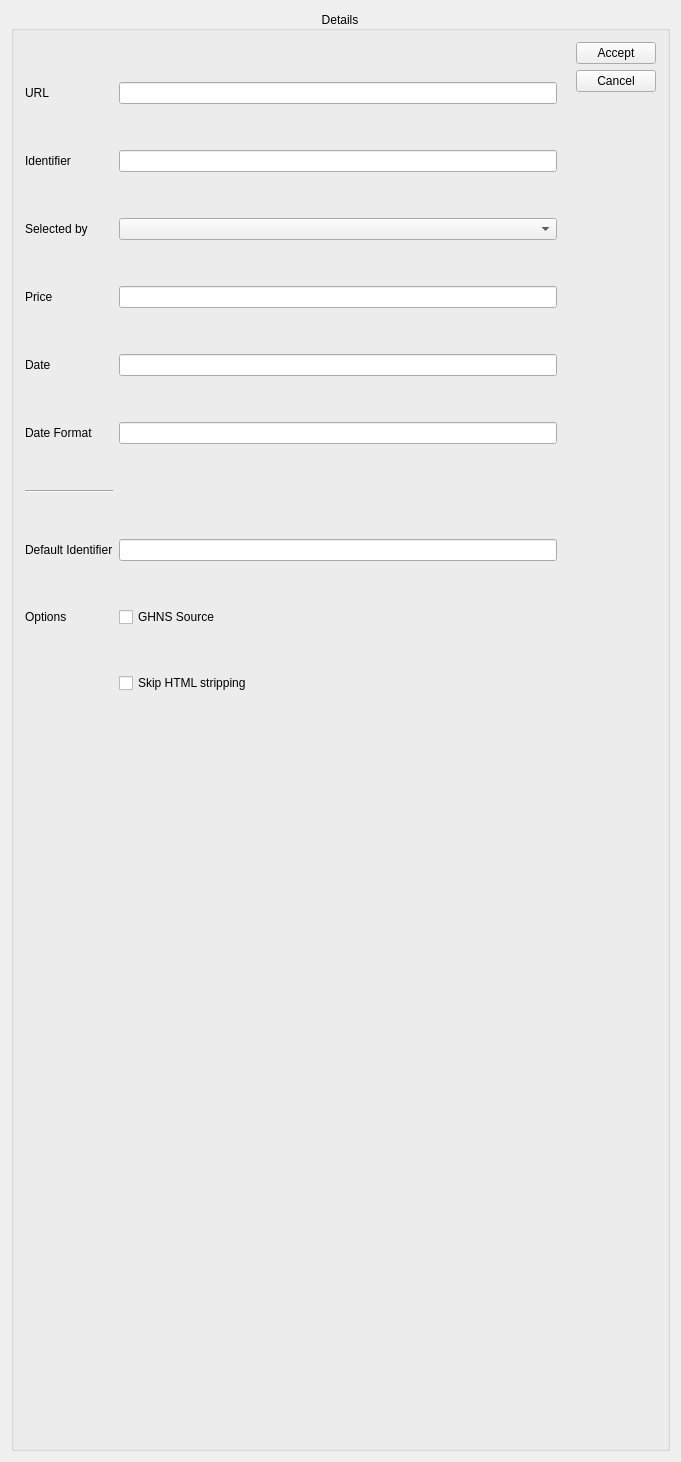
First picture: the form in src/alkonlinequotedetails.ui, repository KDE/alkimia, before the edit.
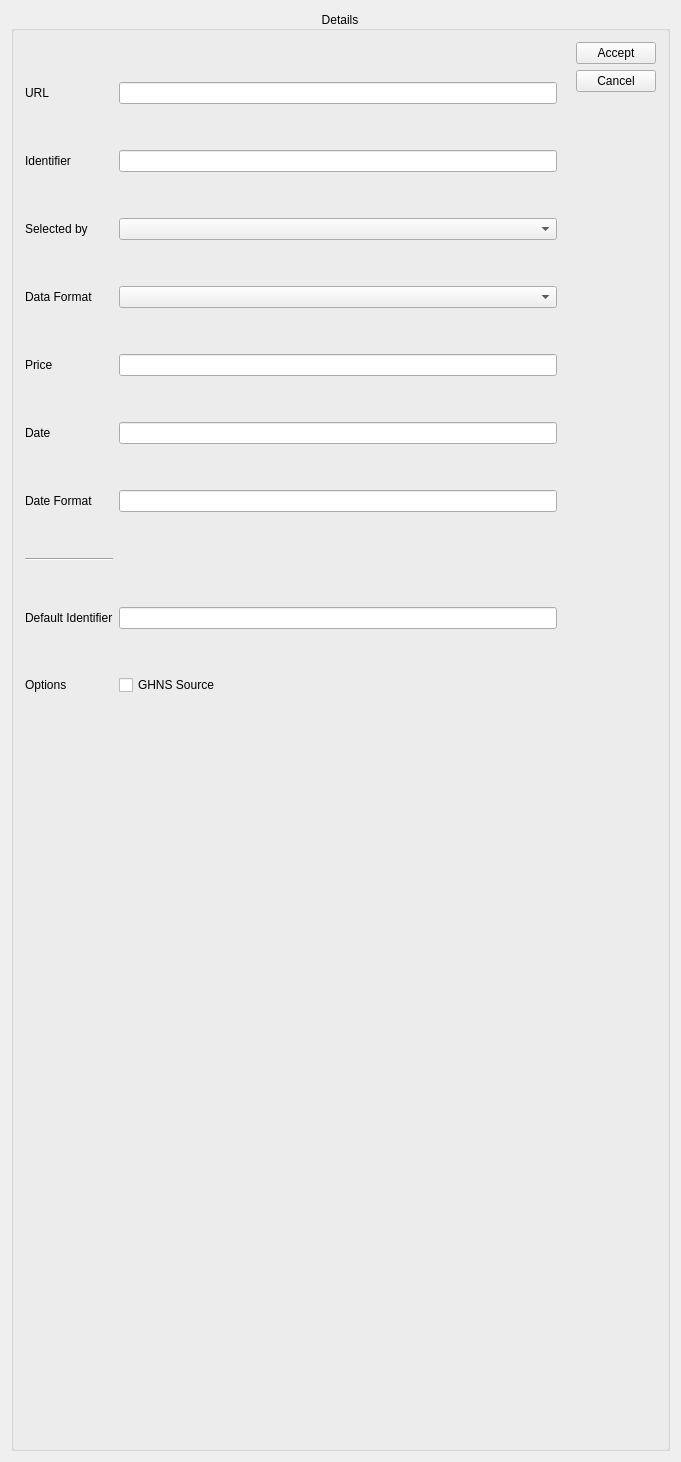
Second picture: the form after the edit. Icons and pictures are not drawn. Custom widgets are drawn as their Qt base class.

Commit message:
Migrate config entry "SkipStripping" to "DataFormat"
With this commit AlkOnlineQuote::Private::slotParseQuote() has been split
to simplify extensions.

CCBUG:474061

The edit to the form file:
```diff
--- a/src/alkonlinequotedetails.ui
+++ b/src/alkonlinequotedetails.ui
@@ -64,6 +64,13 @@
            </widget>
           </item>
           <item row="3" column="0">
+           <widget class="QLabel" name="label">
+            <property name="text">
+             <string>Data Format</string>
+            </property>
+           </widget>
+          </item>
+          <item row="4" column="0">
            <widget class="QLabel" name="textLabel3">
             <property name="text">
              <string>Price</string>
@@ -73,7 +80,7 @@
             </property>
            </widget>
           </item>
-          <item row="4" column="0">
+          <item row="5" column="0">
            <widget class="QLabel" name="textLabel4">
             <property name="text">
              <string>Date</string>
@@ -83,7 +90,7 @@
             </property>
            </widget>
           </item>
-          <item row="5" column="0">
+          <item row="6" column="0">
            <widget class="QLabel" name="textLabel4_2">
             <property name="text">
              <string>Date Format</string>
@@ -93,21 +100,21 @@
             </property>
            </widget>
           </item>
-          <item row="6" column="0">
+          <item row="7" column="0">
            <widget class="Line" name="line">
             <property name="orientation">
              <enum>Qt::Horizontal</enum>
             </property>
            </widget>
           </item>
-          <item row="7" column="0">
+          <item row="8" column="0">
            <widget class="QLabel" name="label_5">
             <property name="text">
              <string>Default Identifier</string>
             </property>
            </widget>
           </item>
-          <item row="8" column="0">
+          <item row="9" column="0">
            <widget class="QLabel" name="label_3">
             <property name="text">
              <string>Options</string>
@@ -139,34 +146,41 @@
            </widget>
           </item>
           <item row="3" column="1">
+           <widget class="KComboBox" name="m_editDataFormat">
+            <property name="toolTip">
+             <string>The type of data expected to downloaded and processed.</string>
+            </property>
+           </widget>
+          </item>
+          <item row="4" column="1">
            <widget class="KLineEdit" name="m_editPrice">
             <property name="toolTip">
              <string>Regular Expression to extract the price from the downloaded data</string>
             </property>
            </widget>
           </item>
-          <item row="4" column="1">
-           <widget class="KLineEdit" name="m_editDate">
-            <property name="toolTip">
-             <string>Regular Expression to extract the date from the downloaded data</string>
-            </property>
-           </widget>
-          </item>
           <item row="5" column="1">
+           <widget class="KLineEdit" name="m_editDate">
+            <property name="toolTip">
+             <string>Regular Expression to extract the date from the downloaded data</string>
+            </property>
+           </widget>
+          </item>
+          <item row="6" column="1">
            <widget class="KLineEdit" name="m_editDateFormat">
             <property name="toolTip">
              <string>Regular Expression to extract the date from the downloaded data</string>
             </property>
            </widget>
           </item>
-          <item row="7" column="1">
+          <item row="8" column="1">
            <widget class="KLineEdit" name="m_editDefaultId">
             <property name="toolTip">
              <string>An identifier that is known to work for this online quote source</string>
             </property>
            </widget>
           </item>
-          <item row="8" column="1">
+          <item row="9" column="1">
            <widget class="QCheckBox" name="m_ghnsSource">
             <property name="whatsThis">
              <string/>
@@ -176,25 +190,6 @@
             </property>
            </widget>
           </item>
-          <item row="9" column="1">
-           <widget class="QCheckBox" name="m_skipStripping">
-            <property name="whatsThis">
-             <string>&lt;p&gt;For easier processing of the data returned by the online source, KMyMoney usually strips unused parts before it is parsed with the regular expressions. If matching of the fields relies on those items, then use this option to turn stripping off.&lt;/p&gt;
-
-&lt;p&gt;The following items are usually removed by stripping:
-
-&lt;ul&gt;
-&lt;li&gt;HTML tags such as &lt;b&gt;&amp;lt;tag&amp;gt;&lt;/b&gt;&lt;/li&gt;
-&lt;li&gt;&amp; encoded characters such as &lt;b&gt;&amp;amp;nbsp;&lt;/b&gt;&lt;/li&gt;
-&lt;li&gt;duplicate whitespace&lt;/li&gt;
-&lt;/ul&gt;
-&lt;/p&gt;</string>
-            </property>
-            <property name="text">
-             <string>Skip HTML stripping</string>
-            </property>
-           </widget>
-          </item>
           <item row="0" column="3">
            <widget class="QLabel" name="m_urlCheckLabel">
             <property name="text">
@@ -202,13 +197,6 @@
             </property>
            </widget>
           </item>
-          <item row="3" column="3">
-           <widget class="QLabel" name="m_priceCheckLabel">
-            <property name="text">
-             <string/>
-            </property>
-           </widget>
-          </item>
           <item row="1" column="3">
            <widget class="QLabel" name="m_symbolCheckLabel">
             <property name="text">
@@ -217,13 +205,20 @@
            </widget>
           </item>
           <item row="4" column="3">
-           <widget class="QLabel" name="m_dateCheckLabel">
+           <widget class="QLabel" name="m_priceCheckLabel">
             <property name="text">
              <string/>
             </property>
            </widget>
           </item>
           <item row="5" column="3">
+           <widget class="QLabel" name="m_dateCheckLabel">
+            <property name="text">
+             <string/>
+            </property>
+           </widget>
+          </item>
+          <item row="6" column="3">
            <widget class="QLabel" name="m_dateFormatCheckLabel">
             <property name="text">
              <string/>
```
The commit also changes 5 other files.
